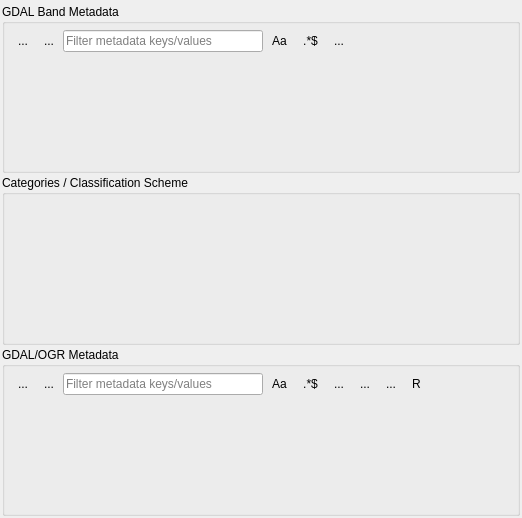
EnMAP-Box/qgispluginsupport, file qps/ui/gdalmetadatamodelwidget.ui: the form before one commit.
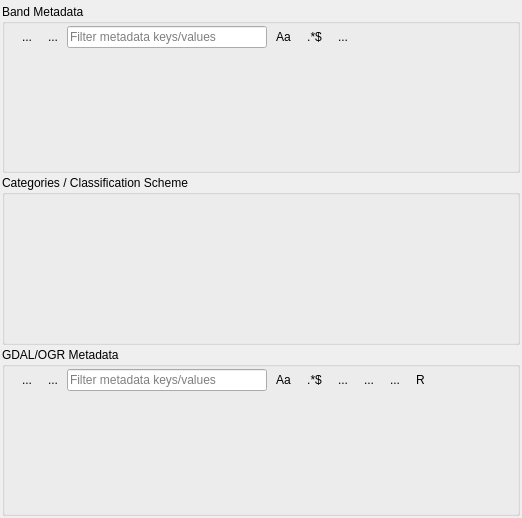
The form after the commit. Icons and pictures are not drawn. Custom widgets are drawn as their Qt base class.

Commit message: GDALMetadataModelWidget: renamed GDAL Band Metadata to Band Metadata morphed button group layouts to QFrames to ensure that hidden buttons remain hidden after group box collapsing has changed

Diff of the .ui file:
```diff
--- a/qps/ui/gdalmetadatamodelwidget.ui
+++ b/qps/ui/gdalmetadatamodelwidget.ui
@@ -58,31 +58,32 @@
       </size>
      </property>
      <property name="title">
-      <string>GDAL Band Metadata</string>
+      <string>Band Metadata</string>
      </property>
      <layout class="QVBoxLayout" name="verticalLayout_4">
       <property name="spacing">
-       <number>6</number>
+       <number>1</number>
       </property>
       <property name="leftMargin">
-       <number>6</number>
+       <number>1</number>
       </property>
       <property name="topMargin">
-       <number>6</number>
+       <number>1</number>
       </property>
       <property name="rightMargin">
-       <number>6</number>
+       <number>1</number>
       </property>
       <property name="bottomMargin">
-       <number>6</number>
+       <number>1</number>
       </property>
       <item>
+       <widget class="QFrame" name="bandButtonFrame">
        <layout class="QHBoxLayout" name="horizontalLayout_2">
         <property name="spacing">
          <number>2</number>
         </property>
         <property name="topMargin">
-         <number>0</number>
+          <number>1</number>
         </property>
         <item>
          <widget class="QToolButton" name="btnBandTableView">
@@ -182,6 +183,7 @@
          </spacer>
         </item>
        </layout>
+       </widget>
       </item>
       <item>
        <widget class="QgsDualView" name="bandDualView">
@@ -260,27 +262,28 @@
      </property>
      <layout class="QVBoxLayout" name="verticalLayout_3">
       <property name="spacing">
-       <number>6</number>
+       <number>1</number>
       </property>
       <property name="leftMargin">
-       <number>6</number>
+       <number>1</number>
       </property>
       <property name="topMargin">
-       <number>6</number>
+       <number>1</number>
       </property>
       <property name="rightMargin">
-       <number>6</number>
+       <number>1</number>
       </property>
       <property name="bottomMargin">
-       <number>6</number>
+       <number>1</number>
       </property>
       <item>
+       <widget class="QFrame" name="buttonFrame">
        <layout class="QHBoxLayout" name="horizontalLayout">
         <property name="spacing">
          <number>2</number>
         </property>
         <property name="topMargin">
-         <number>0</number>
+          <number>1</number>
         </property>
         <item>
          <widget class="QToolButton" name="btnTableView">
@@ -418,6 +421,7 @@
          </spacer>
         </item>
        </layout>
+       </widget>
       </item>
       <item>
        <widget class="QgsDualView" name="dualView">
```
Left out of the diff: 10 changed lines with no effect on the pictures. Lines whose indentation alone changed are shown as unchanged.
